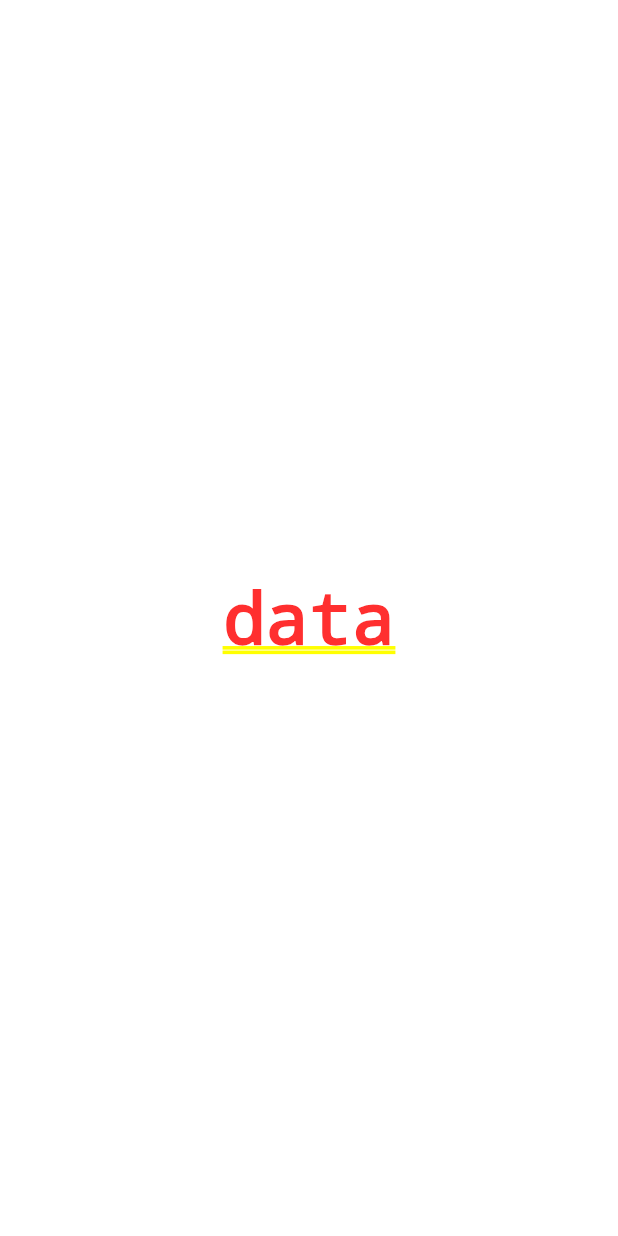
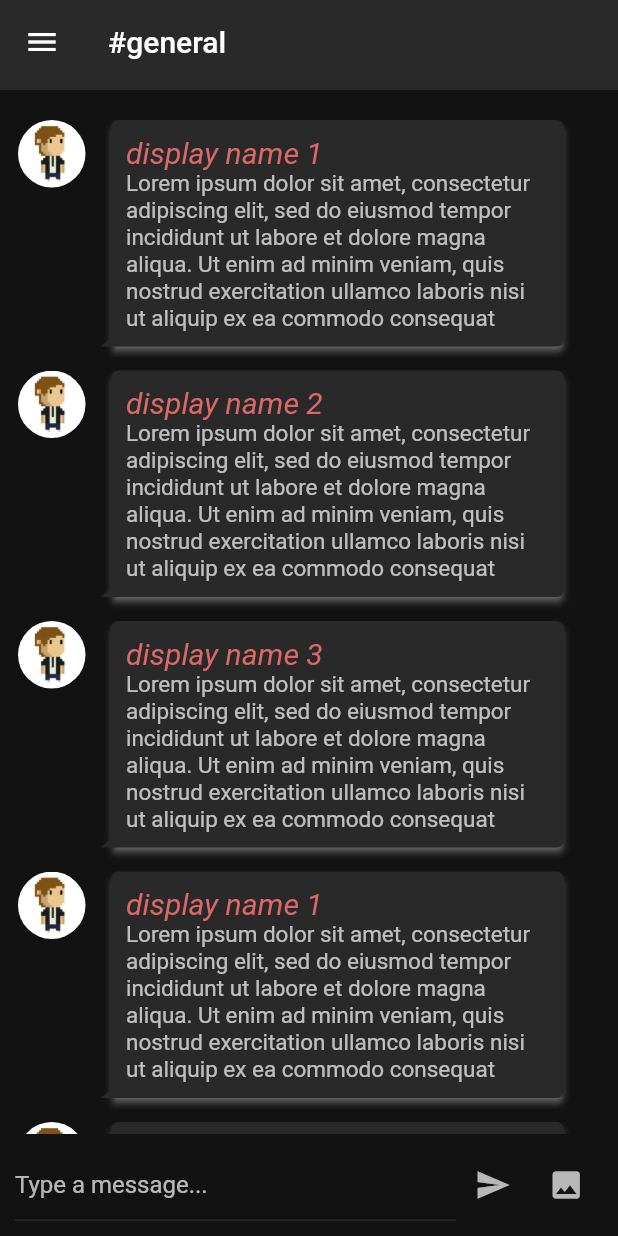
Before and after one commit to pri1311/xyz, a Flutter app: the screen it shows after launch, after a tap on an icon or button, on a phone screen of 412 x 824 dp. Run offline on Flutter 3.47's test engine with Material 2 defaults, Android fonts, the phone set to English and light mode, and no system bars; drawn by our look-alikes of flutter_chat_bubble; our stand-ins replace salomon_bottom_bar; missing offline and left inert: flutter_reaction_button.

Commit message:
added channel page

```diff
--- /dev/null
+++ b/lib/screens/appDrawer.dart
@@ -0,0 +1,196 @@
+import 'package:flutter/material.dart';
+
+import 'channelPage.dart';
+
+class AppDrawer extends StatefulWidget {
+  final Widget child;
+  AppDrawer({key, this.child}) : super(key: key);
+
+  static _AppDrawerState of(BuildContext context) =>
+      context.findAncestorStateOfType<_AppDrawerState>();
+
+  @override
+  _AppDrawerState createState() => _AppDrawerState();
+}
+
+class _AppDrawerState extends State<AppDrawer>
+    with SingleTickerProviderStateMixin {
+  static Duration duration = Duration(milliseconds: 300);
+  AnimationController _controller;
+  static const double maxSlide = 255;
+  static const dragRightStartVal = 60;
+  static const dragLeftStartVal = maxSlide - 20;
+  static bool shouldDrag = false;
+
+  @override
+  void initState() {
+    _controller =
+        AnimationController(vsync: this, duration: _AppDrawerState.duration);
+    super.initState();
+  }
+
+  void close() => _controller.reverse();
+
+  void open() => _controller.forward();
+
+  void toggle() {
+    if (_controller.isCompleted) {
+      close();
+    } else {
+      open();
+    }
+  }
+
+  @override
+  void dispose() {
+    _controller.dispose();
+    super.dispose();
+  }
+
+  void _onDragStart(DragStartDetails startDetails) {
+    bool isDraggingFromLeft = _controller.isDismissed &&
+        startDetails.globalPosition.dx < dragRightStartVal;
+    bool isDraggingFromRight = _controller.isCompleted &&
+        startDetails.globalPosition.dx > dragLeftStartVal;
+    shouldDrag = isDraggingFromLeft || isDraggingFromRight;
+  }
+
+  void _onDragUpdate(DragUpdateDetails updateDetails) {
+    if (shouldDrag == false) {
+      return;
+    }
+    double delta = updateDetails.primaryDelta / maxSlide;
+    _controller.value += delta;
+  }
+
+  void _onDragEnd(DragEndDetails dragEndDetails) {
+    if (_controller.isDismissed || _controller.isCompleted) {
+      return;
+    }
+
+    double _kMinFlingVelocity = 365.0;
+    double dragVelocity = dragEndDetails.velocity.pixelsPerSecond.dx.abs();
+
+    if (dragVelocity >= _kMinFlingVelocity) {
+      double visualVelocityInPx = dragEndDetails.velocity.pixelsPerSecond.dx /
+          MediaQuery.of(context).size.width;
+      _controller.fling(velocity: visualVelocityInPx);
+    } else if (_controller.value < 0.5) {
+      close();
+    } else {
+      open();
+    }
+  }
+
+  @override
+  Widget build(BuildContext context) {
+    return GestureDetector(
+      onHorizontalDragStart: _onDragStart,
+      onHorizontalDragUpdate: _onDragUpdate,
+      onHorizontalDragEnd: _onDragEnd,
+      child: AnimatedBuilder(
+        animation: _controller,
+        builder: (BuildContext context, _) {
+          double animationVal = _controller.value;
+          double translateVal = animationVal * maxSlide;
+          double scaleVal = 1 - (animationVal * 0.3);
+          return Stack(
+            children: <Widget>[
+              CustomDrawer(),
+              Transform(
+                alignment: Alignment.centerLeft,
+                transform: Matrix4.identity()
+                  ..translate(translateVal)
+                  ..scale(scaleVal),
+                child: GestureDetector(
+                    onTap: () {
+                      if (_controller.isCompleted) {
+                        close();
+                      }
+                    },
+                    child: widget.child),
+              ),
+            ],
+          );
+        },
+      ),
+    );
+  }
+}
+
+class CustomDrawer extends StatelessWidget {
+  List<String> availableChannels = [
+    "general",
+    "channel",
+    "some other channel",
+  ];
+  AppBar appBar = AppBar(
+    backgroundColor: Color(0xFF292929),
+    title: Text('#general'),
+    leading: Builder(
+      builder: (BuildContext appBarContext) {
+        return IconButton(
+            onPressed: () {
+              AppDrawer.of(appBarContext).toggle();
+            },
+            icon: Icon(Icons.menu));
+      },
+    ),
+  );
+
+  @override
+  Widget build(BuildContext context) {
+    return Material(
+      color: Color(0xFF292929),
+      child: SafeArea(
+        child: Theme(
+          data: ThemeData(
+            brightness: Brightness.dark,
+          ),
+          child: Column(
+            crossAxisAlignment: CrossAxisAlignment.start,
+            children: <Widget>[
+              Container(
+                padding: EdgeInsets.all(16),
+                child: Text('Channels',
+                    style: TextStyle(fontSize: 30, color: Colors.white)),
+              ),
+              Expanded(
+                child: ListView.separated(
+                  padding: const EdgeInsets.all(8.0),
+                  itemCount: availableChannels.length,
+                  itemBuilder: (BuildContext context, int index) {
+                    return InkWell(
+                      onTap: () {
+                        Navigator.push(
+                          context,
+                          MaterialPageRoute(
+                            builder: (context) => AppDrawer(
+                              child: channelPage(appBar),
+                            ),
+                          ),
+                        );
+                      },
+                      child: Container(
+                        padding: EdgeInsets.all(10.0),
+                        child: Text(
+                          '# ${availableChannels[index]}',
+                          style: TextStyle(
+                            fontSize: 16.0,
+                            color: Colors.white.withOpacity(0.60),
+                          ),
+                        ),
+                      ),
+                    );
+                  },
+                  separatorBuilder: (BuildContext context, int index) =>
+                      const Divider(),
+                ),
+              ),
+            ],
+          ),
+        ),
+      ),
+    );
+  }
+}
--- a/lib/screens/channelList.dart
+++ b/lib/screens/channelList.dart
@@ -1,4 +1,6 @@
 import 'package:flutter/material.dart';
+import 'package:xyz/screens/appDrawer.dart';
+import 'package:xyz/screens/channelPage.dart';
 import 'package:xyz/screens/widgets.dart';
 
 // ignore: camel_case_types
@@ -34,6 +36,19 @@ class _channelListState extends State<channelList> {
       ],
     }
   ];
+  AppBar appBar = AppBar(
+    backgroundColor: Color(0xFF292929),
+    title: Text('#general'),
+    leading: Builder(
+      builder: (BuildContext appBarContext) {
+        return IconButton(
+            onPressed: () {
+              AppDrawer.of(appBarContext).toggle();
+            },
+            icon: Icon(Icons.menu));
+      },
+    ),
+  );
 
   @override
   Widget build(BuildContext context) {
@@ -78,6 +93,23 @@ class _channelListState extends State<channelList> {
                     Padding(
                       padding: EdgeInsets.only(top: 20.0),
                     ),
+                    Container(
+                      margin: EdgeInsets.all(8),
+                      alignment: Alignment.topLeft,
+                      padding: EdgeInsets.all(8),
+                      child: Text(
+                        'Workspace name',
+                        style: TextStyle(
+                          color: Color(0xFFFFFFFF).withOpacity(0.8),
+                          fontSize: 30,
+                          fontWeight: FontWeight.bold,
+                        ),
+                        textAlign: TextAlign.left,
+                      ),
+                    ),
+                    SizedBox(
+                      height: 15,
+                    ),
                     Expanded(
                       child: ListView.separated(
                         padding: const EdgeInsets.all(8.0),
@@ -88,7 +120,9 @@ class _channelListState extends State<channelList> {
                               Navigator.push(
                                 context,
                                 MaterialPageRoute(
-                                  builder: (context) => Screen1(),
+                                  builder: (context) => AppDrawer(
+                                    child: channelPage(appBar),
+                                  ),
                                 ),
                               );
                             },
@@ -109,7 +143,7 @@ class _channelListState extends State<channelList> {
                                   '# ${availableChannels[index]}',
                                   style: TextStyle(
                                     fontSize: 16.0,
-                                    color: Colors.white.withOpacity(0.50),
+                                    color: Colors.white.withOpacity(0.60),
                                   ),
                                 ),
                               ),
--- /dev/null
+++ b/lib/screens/channelPage.dart
@@ -0,0 +1,163 @@
+import 'package:flutter/material.dart';
+import 'package:xyz/screens/widgets.dart';
+
+class channelPage extends StatelessWidget {
+  final AppBar appBar;
+  channelPage(this.appBar);
+  var messageData = [
+    {
+      'name': "display name 1",
+      'imagepath': "assets/images/dp1.png",
+      'imageMessagePath': "assets/images/ws1.jpg",
+      'message':
+          "Lorem ipsum dolor sit amet, consectetur adipiscing elit, sed do eiusmod tempor incididunt ut labore et dolore magna aliqua. Ut enim ad minim veniam, quis nostrud exercitation ullamco laboris nisi ut aliquip ex ea commodo consequat",
+    },
+    {
+      'name': "display name 2",
+      'imagepath': "assets/images/dp1.png",
+      'message':
+          "Lorem ipsum dolor sit amet, consectetur adipiscing elit, sed do eiusmod tempor incididunt ut labore et dolore magna aliqua. Ut enim ad minim veniam, quis nostrud exercitation ullamco laboris nisi ut aliquip ex ea commodo consequat",
+    },
+    {
+      'name': "display name 3",
+      'imagepath': "assets/images/dp1.png",
+      'message':
+          "Lorem ipsum dolor sit amet, consectetur adipiscing elit, sed do eiusmod tempor incididunt ut labore et dolore magna aliqua. Ut enim ad minim veniam, quis nostrud exercitation ullamco laboris nisi ut aliquip ex ea commodo consequat",
+    },
+    {
+      'name': "display name 1",
+      'imagepath': "assets/images/dp1.png",
+      'message':
+          "Lorem ipsum dolor sit amet, consectetur adipiscing elit, sed do eiusmod tempor incididunt ut labore et dolore magna aliqua. Ut enim ad minim veniam, quis nostrud exercitation ullamco laboris nisi ut aliquip ex ea commodo consequat",
+    },
+    {
+      'name': "display name 2",
+      'imagepath': "assets/images/dp1.png",
+      'message':
+          "Lorem ipsum dolor sit amet, consectetur adipiscing elit, sed do eiusmod tempor incididunt ut labore et dolore magna aliqua. Ut enim ad minim veniam, quis nostrud exercitation ullamco laboris nisi ut aliquip ex ea commodo consequat",
+    },
+    {
+      'name': "display name 3",
+      'imagepath': "assets/images/dp1.png",
+      'message':
+          "Lorem ipsum dolor sit amet, consectetur adipiscing elit, sed do eiusmod tempor incididunt ut labore et dolore magna aliqua. Ut enim ad minim veniam, quis nostrud exercitation ullamco laboris nisi ut aliquip ex ea commodo consequat",
+    },
+  ];
+
+  @override
+  Widget build(BuildContext context) {
+    return Scaffold(
+      backgroundColor: Color(0xFF121212),
+      body: SafeArea(
+        child: Column(
+          children: [
+            Container(
+                decoration: BoxDecoration(
+                  color: Color(0xFF292929),
+                ),
+                height: 60,
+                child: appBar),
+            Expanded(
+              child: Container(
+                padding: EdgeInsets.only(top: 20),
+                decoration: BoxDecoration(
+                  color: Color(0xFF121212),
+                ),
+                child: Expanded(
+                  child: ListView.separated(
+                    itemCount: messageData.length,
+                    itemBuilder: (BuildContext context, int index) {
+                      return Container(
+                        padding: EdgeInsets.symmetric(horizontal: 12.0),
+                        child: messageData[index]['imageMessagePath'] is Null
+                            ? messageThread(
+                                name: messageData[index]['name'],
+                                image: messageData[index]['imagepath'],
+                                message: messageData[index]['message'],
+                              )
+                            : messageThread(
+                                name: messageData[index]['name'],
+                                image: messageData[index]['imagepath'],
+                                message: messageData[index]['message'],
+                              ),
+                      );
+                    },
+                    separatorBuilder: (BuildContext context, int index) =>
+                        const Divider(),
+                  ),
+                ),
+              ),
+            ),
+            Positioned(
+              bottom: 0,
+              child: Container(
+                padding: EdgeInsets.symmetric(horizontal: 10, vertical: 10),
+                child: Row(
+                  children: [
+                    Expanded(
+                      flex: 6,
+                      child: TextField(
+                        decoration: InputDecoration(
+                          hintText: "Type a message...",
+                          enabledBorder: UnderlineInputBorder(
+                            borderSide: BorderSide(
+                              color: Color(0xFF292929),
+                            ),
+                          ),
+                          focusedBorder: UnderlineInputBorder(
+                            borderSide: BorderSide(
+                              color: Colors.white.withOpacity(0.7),
+                            ),
+                          ),
+                          hintStyle:
+                              TextStyle(color: Colors.white.withOpacity(0.7)),
+                          fillColor: Color(0xFFFFFFFF),
+                        ),
+                        style: TextStyle(
+                          color: Colors.white.withOpacity(0.7),
+                        ),
+                      ),
+                    ),
+                    Expanded(
+                      flex: 1,
+                      child: GestureDetector(
+                        child: Container(
+                          child: Icon(
+                            Icons.send,
+                            color: Colors.white.withOpacity(0.7),
+                          ),
+                        ),
+                      ),
+                    ),
+                    Expanded(
+                      flex: 1,
+                      child: GestureDetector(
+                        child: Container(
+                          child: Icon(
+                            Icons.image,
+                            color: Colors.white.withOpacity(0.7),
+                          ),
+                        ),
+                      ),
+                    ),
+                  ],
+                ),
+              ),
+            ),
+          ],
+        ),
+      ),
+    );
+  }
+}
+
+class Screen1 extends StatelessWidget {
+  @override
+  Widget build(BuildContext context) {
+    return Container(
+      child: Center(
+        child: Text("data"),
+      ),
+    );
+  }
+}
--- a/lib/screens/widgets.dart
+++ b/lib/screens/widgets.dart
@@ -1,4 +1,8 @@
 import 'package:flutter/material.dart';
+import 'package:flutter_reaction_button/flutter_reaction_button.dart';
+import 'package:flutter_chat_bubble/bubble_type.dart';
+import 'package:flutter_chat_bubble/chat_bubble.dart';
+import 'package:flutter_chat_bubble/clippers/chat_bubble_clipper_4.dart';
 
 class Workspacebuttons extends StatelessWidget {
   final String location;
@@ -28,3 +32,104 @@ class Workspacebuttons extends StatelessWidget {
     );
   }
 }
+
+class messageThread extends StatelessWidget {
+  final String name;
+  final String image;
+  final String message;
+  final String imageFilePath;
+  messageThread({this.name, this.image, this.message, this.imageFilePath});
+
+  @override
+  Widget build(BuildContext context) {
+    double width = MediaQuery.of(context).size.width;
+    return Container(
+      color: Color(0xFF121212),
+      child: Row(
+        crossAxisAlignment: CrossAxisAlignment.start,
+        children: [
+          Container(
+            alignment: Alignment.topLeft,
+            height: 45,
+            width: 45,
+            decoration: BoxDecoration(
+                shape: BoxShape.circle,
+                image: DecorationImage(
+                  fit: BoxFit.contain,
+                  image: AssetImage(
+                    image,
+                  ),
+                )),
+          ),
+          SizedBox(
+            width: 10,
+          ),
+          Column(
+            crossAxisAlignment: CrossAxisAlignment.start,
+            children: [
+              Container(
+                width: width * 0.75,
+                child: ChatBubble(
+                  backGroundColor: Color(0xFF292929),
+                  clipper: ChatBubbleClipper4(
+                    type: BubbleType.receiverBubble,
+                    nipSize: 0,
+                  ),
+                  child: imageFilePath is Null
+                      ? Column(
+                          crossAxisAlignment: CrossAxisAlignment.start,
+                          children: [
+                            Text(
+                              name,
+                              style: TextStyle(
+                                color: Color(0xFFEF7070).withOpacity(0.9),
+                                fontSize: 20,
+                                fontStyle: FontStyle.italic,
+                              ),
+                            ),
+                            Text(
+                              message,
+                              style: TextStyle(
+                                color: Colors.white.withOpacity(0.7),
+                                fontSize: 15,
+                              ),
+                            ),
+                          ],
+                        )
+                      : Column(
+                          crossAxisAlignment: CrossAxisAlignment.start,
+                          children: [
+                            Text(
+                              name,
+                              style: TextStyle(
+                                color: Color(0xFFEF7070).withOpacity(0.9),
+                                fontSize: 20,
+                                fontStyle: FontStyle.italic,
+                              ),
+                              textAlign: TextAlign.left,
+                            ),
+                            Text(
+                              message,
+                              style: TextStyle(
+                                color: Colors.white.withOpacity(0.7),
+                                fontSize: 15,
+                              ),
+                            ),
+                            Container(
+                              padding: EdgeInsets.all(10),
+                              width: width * 0.7,
+                              child: Image(
+                                image: AssetImage(imageFilePath),
+                              ),
+                            )
+                          ],
+                        ),
+                ),
+              ),
+            ],
+          )
+        ],
+      ),
+    );
+  }
+}
```
Also changed, not shown: pubspec.yaml (+9 -0 lines), pubspec.lock.
